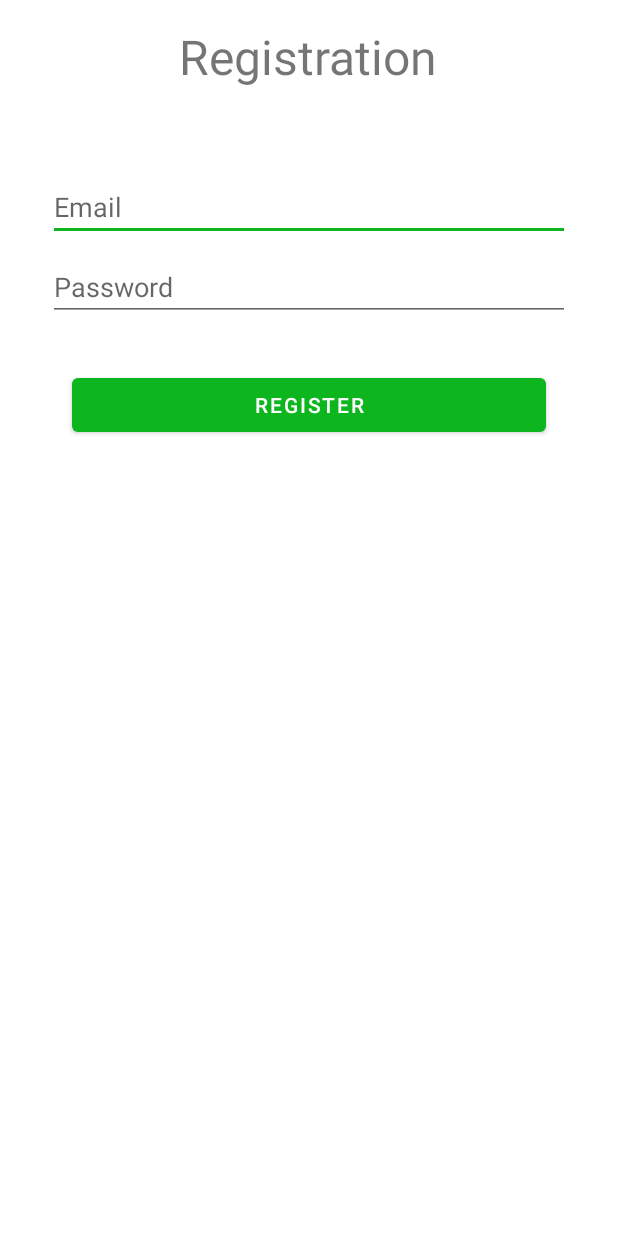
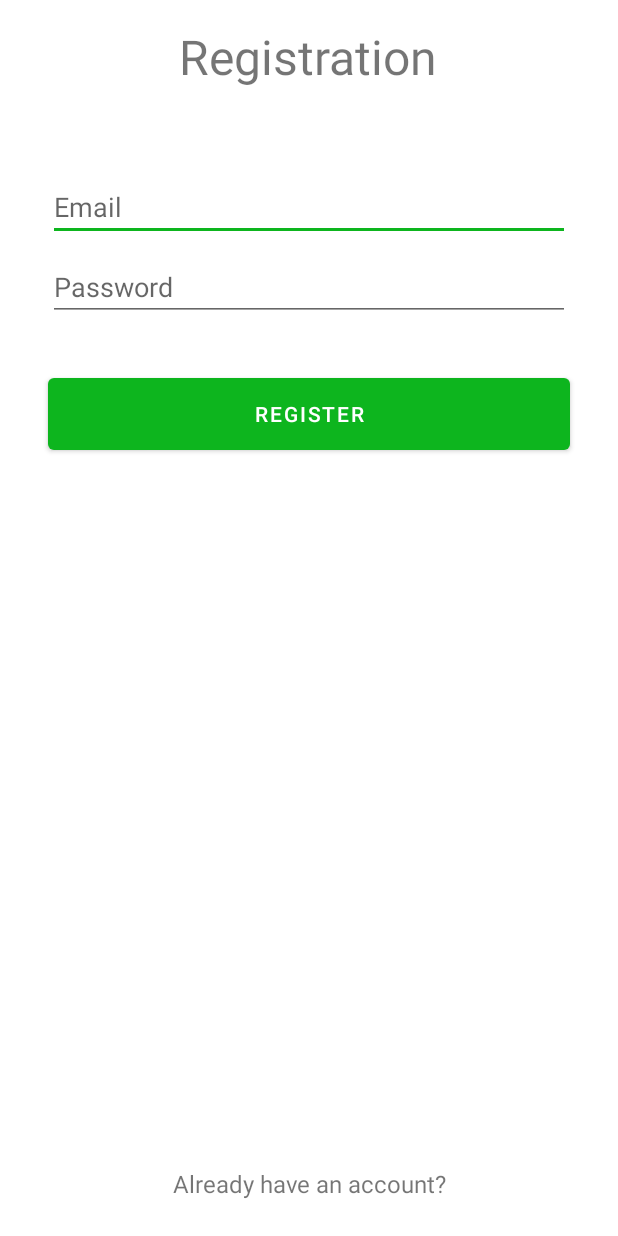
Before and after one commit to Shijas-T/box, an Android app: the screen it shows after launch (SigninActivity), after a tap on an icon or button, on a phone screen of 412 x 824 dp. Run offline under Robolectric (Android 15) with nearby library versions, the phone set to English and light mode, and no system bars; our stand-ins replace Firebase (no records; nobody signed in at launch, a user with empty details on screens opened directly); 2 other taps on this screen came first.

Commit message:
update UI

```diff
--- a/app/src/main/java/com/example/box/LoginActivity.java
+++ b/app/src/main/java/com/example/box/LoginActivity.java
@@ -63,13 +63,13 @@ public class LoginActivity extends AppCompatActivity {
 //            }
 //        });
 
-        textViewAdminLogin.setOnClickListener(new View.OnClickListener() {
-            @Override
-            public void onClick(View view) {
-                Intent intent = new Intent(LoginActivity.this, AdminLoginActivity.class);
-                startActivity(intent);
-            }
-        });
+//        textViewAdminLogin.setOnClickListener(new View.OnClickListener() {
+//            @Override
+//            public void onClick(View view) {
+//                Intent intent = new Intent(LoginActivity.this, AdminLoginActivity.class);
+//                startActivity(intent);
+//            }
+//        });
 
         textViewNewUserRegistration.setOnClickListener(new View.OnClickListener() {
             @Override
@@ -87,7 +87,7 @@ public class LoginActivity extends AppCompatActivity {
     private void onMenu() {
         buttonLogin = findViewById(R.id.Button_login);
 //        textViewForgetPassWord = findViewById(R.id.TextView_forgotPassword);
-        textViewAdminLogin = findViewById(R.id.TextView_newSellerRegistration);
+//        textViewAdminLogin = findViewById(R.id.TextView_newSellerRegistration);
         textViewNewUserRegistration = findViewById(R.id.TextView_newUserRegistration);
         progressbar = findViewById(R.id.loginPageProgressBar);
         editTextLoginEmail = findViewById(R.id.EditText_usernameLogin);
--- a/app/src/main/res/layout/activity_browse.xml
+++ b/app/src/main/res/layout/activity_browse.xml
@@ -10,7 +10,7 @@
     <!--Recycler View-->
     <androidx.recyclerview.widget.RecyclerView
         android:layout_width="match_parent"
-        android:layout_height="match_parent"
+        android:layout_height="wrap_content"
         android:id="@+id/recyclerview_all_items"/>
 
 </RelativeLayout>
--- a/app/src/main/res/layout/activity_home.xml
+++ b/app/src/main/res/layout/activity_home.xml
@@ -4,6 +4,7 @@
     xmlns:tools="http://schemas.android.com/tools"
     android:layout_width="match_parent"
     android:layout_height="match_parent"
+    android:id="@+id/activity_home"
     tools:context=".HomeActivity">
 
     <FrameLayout
--- a/app/src/main/res/layout/activity_product_in_detail.xml
+++ b/app/src/main/res/layout/activity_product_in_detail.xml
@@ -27,7 +27,7 @@
         android:layout_width="match_parent"
         android:layout_height="wrap_content"
         android:text="product description"
-        android:layout_margin="10dp"
+        android:layout_margin="15dp"
         android:textSize="16sp"
         android:id="@+id/tv_product_description"
         android:layout_below="@+id/tv_product_name"/>
--- a/app/src/main/res/layout/activity_signin.xml
+++ b/app/src/main/res/layout/activity_signin.xml
@@ -31,31 +31,6 @@
         android:layout_margin="32dp"
         android:orientation="vertical">
 
-<!--        <EditText-->
-<!--            android:id="@+id/editText_Name"-->
-<!--            android:layout_width="match_parent"-->
-<!--            android:layout_height="wrap_content"-->
-<!--            android:ems="10"-->
-<!--            android:hint="Name"-->
-<!--            android:inputType="textPersonName" />-->
-
-<!--        <EditText-->
-<!--            android:id="@+id/editText_usn"-->
-<!--            android:layout_width="match_parent"-->
-<!--            android:layout_height="wrap_content"-->
-<!--            android:layout_marginTop="8dp"-->
-<!--            android:ems="10"-->
-<!--            android:hint="USN" />-->
-
-        <!--<EditText-->
-        <!--android:id="@+id/phoneNumber"-->
-        <!--android:layout_width="match_parent"-->
-        <!--android:layout_height="wrap_content"-->
-        <!--android:layout_marginTop="8dp"-->
-        <!--android:ems="10"-->
-        <!--android:hint="Phone Number"-->
-        <!--android:inputType="phone" />-->
-
         <EditText
             android:id="@+id/edit_text_user_email"
             android:layout_width="match_parent"
@@ -74,24 +49,36 @@
             android:hint="@string/prompt_password"
             android:inputType="textPassword" />
 
-<!--        <EditText-->
-<!--            android:id="@+id/edit_text_password_confirmation"-->
-<!--            android:layout_width="match_parent"-->
-<!--            android:layout_height="wrap_content"-->
-<!--            android:layout_marginTop="8dp"-->
-<!--            android:ems="10"-->
-<!--            android:hint="Verify Password"-->
-<!--            android:inputType="textPassword" />-->
     </LinearLayout>
 
     <Button
         android:id="@+id/button_register"
         android:layout_width="match_parent"
-        android:layout_height="wrap_content"
+        android:layout_height="60dp"
         android:layout_below="@id/registrationForm"
         android:layout_centerHorizontal="true"
-        android:layout_marginLeft="48dp"
-        android:layout_marginRight="48dp"
+        android:layout_marginLeft="32dp"
+        android:layout_marginRight="32dp"
         android:text="Register" />
 
+    <LinearLayout
+        android:layout_width="match_parent"
+        android:layout_height="wrap_content"
+        android:orientation="horizontal"
+        android:layout_margin="16dp"
+        android:layout_alignParentBottom="true"
+        android:weightSum="1">
+        <TextView
+            android:layout_gravity="center"
+            android:id="@+id/tv_back_to_login"
+            android:layout_margin="8dp"
+            android:layout_width="wrap_content"
+            android:layout_height="wrap_content"
+            android:layout_weight="1"
+            android:layout_marginBottom="12dp"
+            android:text="Already have an account?"
+            android:textSize="16sp"
+            android:gravity="center"/>
+    </LinearLayout>
+
 </RelativeLayout>
```
Also changed, not shown: app/src/main/res/layout/activity_login.xml (+2 -27 lines), app/src/main/res/layout/fragment_account.xml (+4 -4 lines), app/src/main/res/layout/fragment_sell.xml (+6 -4 lines), app/src/main/res/layout/list_item.xml (+5 -7 lines).
